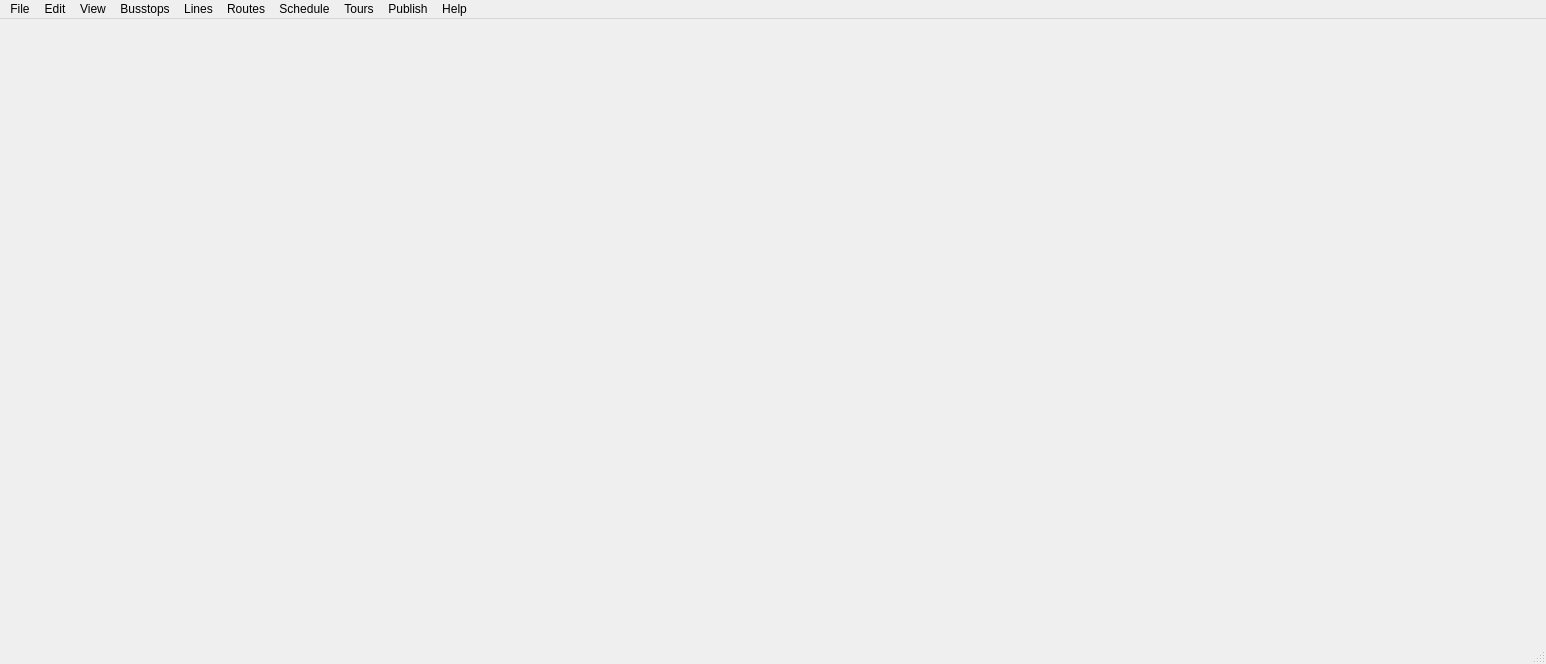
Qt form Mainwindow.ui (ma7t3/ScheduleMaster) before a commit.
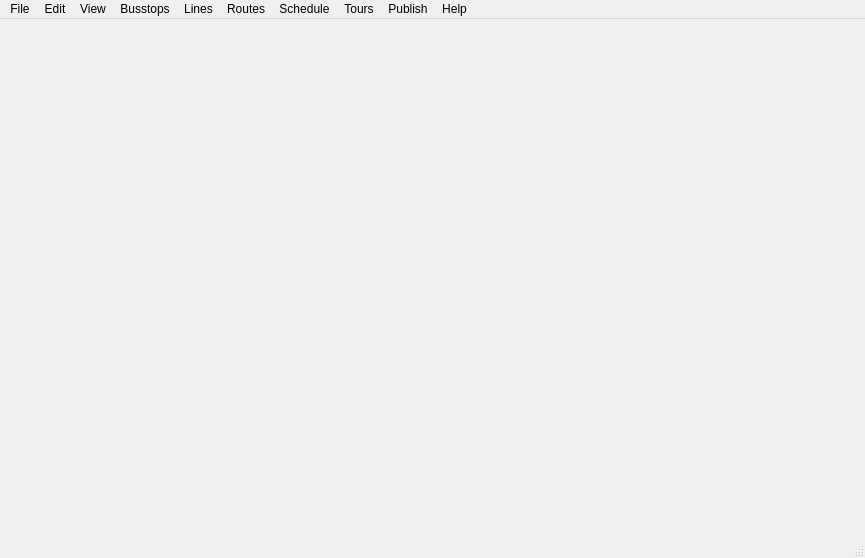
The same form after that commit. Icons and pictures are not drawn.

Commit message: added recent files to MainWindow

Patch:
```diff
--- a/Mainwindow.ui
+++ b/Mainwindow.ui
@@ -6,8 +6,8 @@
    <rect>
     <x>0</x>
     <y>0</y>
-    <width>1546</width>
-    <height>664</height>
+    <width>865</width>
+    <height>558</height>
    </rect>
   </property>
   <property name="windowTitle">
@@ -21,7 +21,7 @@
     <rect>
      <x>0</x>
      <y>0</y>
-     <width>1546</width>
+     <width>865</width>
      <height>22</height>
     </rect>
    </property>
```
Left out of the diff: 6 changed lines with no effect on the pictures. The commit also changes 1 other file.
